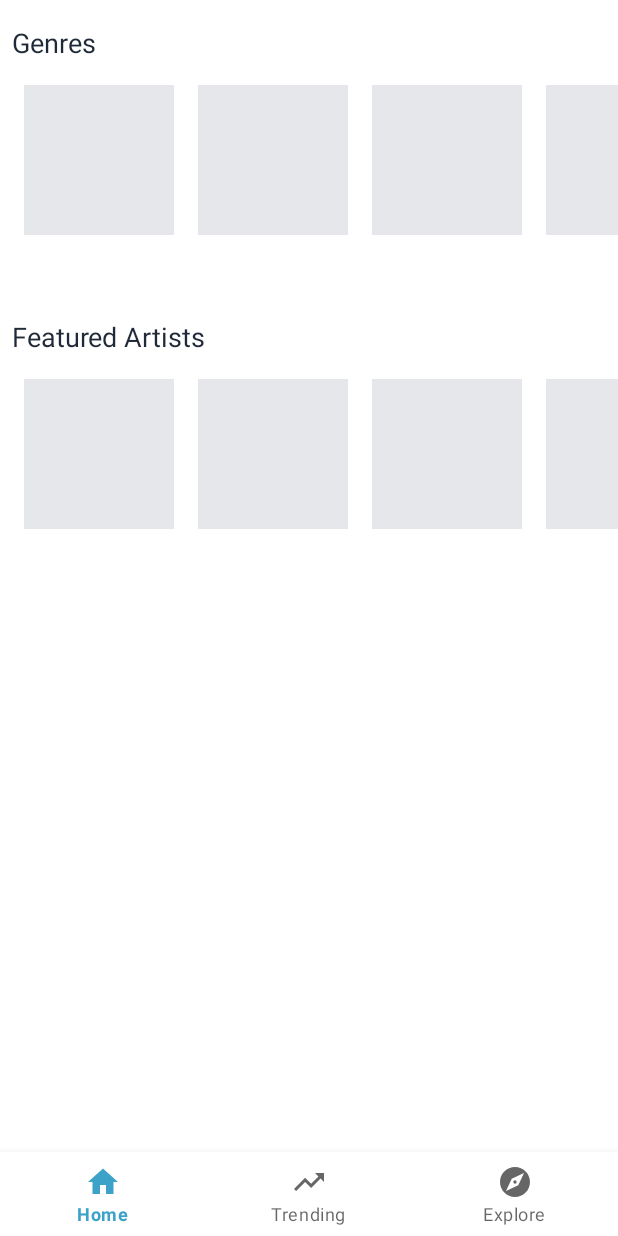
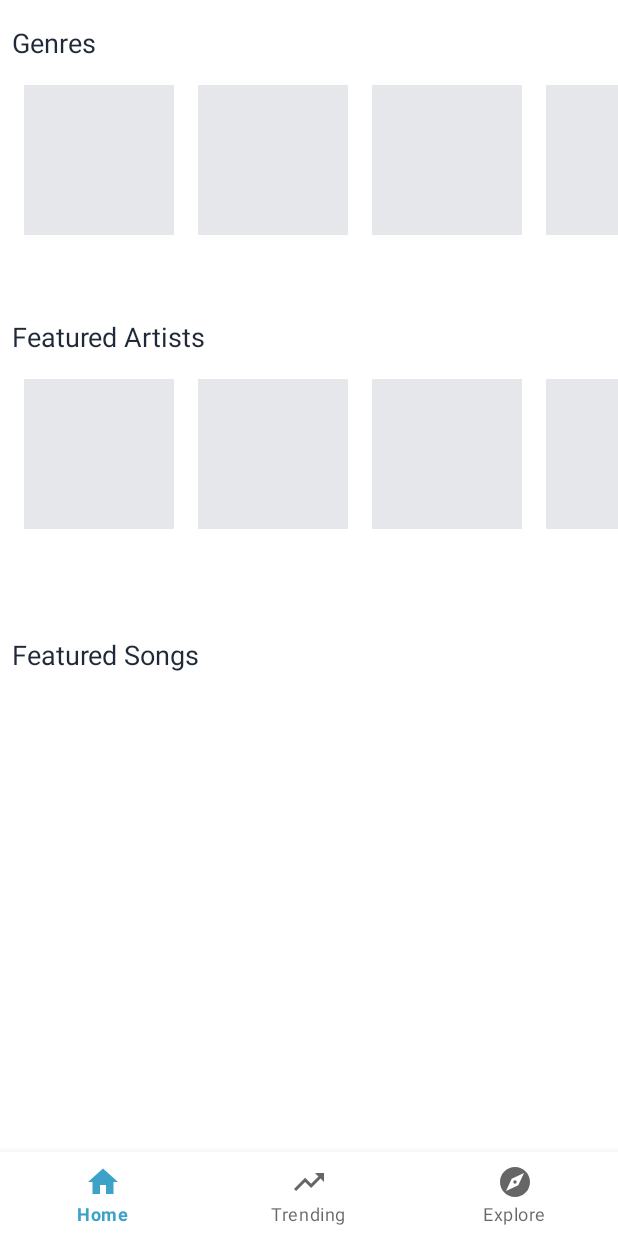
Before and after one commit to bishal5917/GeetSunam, an Android app built with Jetpack Compose: the HomeFragment screen opened directly, with no data from a screen before it, on a phone screen of 412 x 824 dp. Run offline under Robolectric (Android 15) with nearby library versions, the phone set to English and light mode, and no system bars; our stand-ins replace Dagger/Hilt's generated code, Shimmer, data binding, navigation-ui.

Commit message:
pulltorefresh on home screen,featured artists mapped

```diff
--- a/app/src/main/java/com/example/geetsunam/features/presentation/home/HomeFragment.kt
+++ b/app/src/main/java/com/example/geetsunam/features/presentation/home/HomeFragment.kt
@@ -7,8 +7,11 @@ import android.view.View
 import android.view.ViewGroup
 import androidx.recyclerview.widget.LinearLayoutManager
 import androidx.recyclerview.widget.RecyclerView
+import androidx.swiperefreshlayout.widget.SwipeRefreshLayout
 import com.example.geetsunam.R
+import com.example.geetsunam.features.data.models.artist.ArtistResponseModel
 import com.example.geetsunam.features.data.models.genres.GenreResponseModel
+import com.example.geetsunam.features.presentation.home.featured_artists.adapters.FeaturedArtistsAdapter
 import com.example.geetsunam.features.presentation.home.featured_artists.viewmodel.FeaturedArtistsEvent
 import com.example.geetsunam.features.presentation.home.featured_artists.viewmodel.FeaturedArtistsState
 import com.example.geetsunam.features.presentation.home.featured_artists.viewmodel.FeaturedArtistsViewModel
@@ -26,6 +29,7 @@ import javax.inject.Inject
 class HomeFragment : Fragment() {
 
     private val genreAdapter by lazy { GenreAdapter() }
+    private val featuredArtistsAdapter by lazy { FeaturedArtistsAdapter() }
 
     private lateinit var gview: View
 
@@ -44,19 +48,37 @@ class HomeFragment : Fragment() {
         // Inflate the layout for this fragment
         gview = inflater.inflate(R.layout.fragment_home, container, false)
 
+        pullToRefresh()
         requestGenres()
         requestFeaturedArtists()
         setupRecyclerView()
-//        pullToRefresh()
         return gview
     }
 
+    private fun pullToRefresh() {
+        val swipeToRefresh = gview.findViewById<SwipeRefreshLayout>(R.id.srlHome)
+        swipeToRefresh.setOnRefreshListener {
+            genreViewModel.onEvent(GenreEvent.GetGenre(splashViewModel.userIdFlow.value))
+            featuredArtistsViewModel.onEvent(
+                FeaturedArtistsEvent.GetFeaturedArtists(splashViewModel.userIdFlow.value)
+            )
+            swipeToRefresh.isRefreshing = false
+        }
+    }
+
     private fun setupRecyclerView() {
+        //for genres
         val recyclerView = gview.findViewById<RecyclerView>(R.id.rvGenre)
         recyclerView.adapter = genreAdapter
         val layoutManager =
             LinearLayoutManager(requireContext(), LinearLayoutManager.HORIZONTAL, false)
         recyclerView.layoutManager = layoutManager
+        //for featured artists
+        val artistRecView = gview.findViewById<RecyclerView>(R.id.rvFeaturedArtists)
+        artistRecView.adapter = featuredArtistsAdapter
+        val artistRecViewLayoutManager =
+            LinearLayoutManager(requireContext(), LinearLayoutManager.HORIZONTAL, false)
+        artistRecView.layoutManager = artistRecViewLayoutManager
     }
 
     private fun requestGenres() {
@@ -86,8 +108,8 @@ class HomeFragment : Fragment() {
 
     private fun requestFeaturedArtists() {
         //find recyclerview and shimmerview
-        val recyclerView = gview.findViewById<RecyclerView>(R.id.rvGenre)
-        val shimmerView = gview.findViewById<ShimmerFrameLayout>(R.id.shlGenre)
+        val recyclerView = gview.findViewById<RecyclerView>(R.id.rvFeaturedArtists)
+        val shimmerView = gview.findViewById<ShimmerFrameLayout>(R.id.shlFavArtists)
 
         featuredArtistsViewModel.featuredArtistsState.observe(viewLifecycleOwner) { response ->
             if (response.status == FeaturedArtistsState.FeaturedArtistsStatus.IDLE) {
@@ -96,16 +118,20 @@ class HomeFragment : Fragment() {
                 )
             }
             if (response.status == FeaturedArtistsState.FeaturedArtistsStatus.LOADING) {
-//                recyclerView.visibility = View.GONE
-//                shimmerView.visibility = View.VISIBLE
+                recyclerView.visibility = View.GONE
+                shimmerView.visibility = View.VISIBLE
             }
             if (response.status == FeaturedArtistsState.FeaturedArtistsStatus.SUCCESS) {
-//                response.genres?.let { genreAdapter.setData(response.genres.genres as List<GenreResponseModel.Data.Genre>) }
-//                recyclerView.visibility = View.VISIBLE
-//                shimmerView.visibility = View.GONE
+                response.artists?.let {
+                    featuredArtistsAdapter.setData(
+                        response.artists.artists as List<ArtistResponseModel.Data.Artist>
+                    )
+                }
+                recyclerView.visibility = View.VISIBLE
+                shimmerView.visibility = View.GONE
             }
             if (response.status == FeaturedArtistsState.FeaturedArtistsStatus.FAILED) {
-//                recyclerView.visibility = View.GONE
+                recyclerView.visibility = View.GONE
                 CustomToast.showToast(context = requireContext(), "${response.message}")
             }
         }
--- a/app/src/main/java/com/example/geetsunam/features/presentation/home/genres/adapters/GenreAdapter.kt
+++ b/app/src/main/java/com/example/geetsunam/features/presentation/home/genres/adapters/GenreAdapter.kt
@@ -41,8 +41,8 @@ class GenreAdapter : RecyclerView.Adapter<GenreAdapter.MyViewHolder>() {
     }
 
     fun setData(newData: List<GenreResponseModel.Data.Genre>) {
-        val recipesDiffUtil = GenreDiffUtil(genre, newData)
-        val diffUtilResult = DiffUtil.calculateDiff(recipesDiffUtil)
+        val genreDiffUtil = GenreDiffUtil(genre, newData)
+        val diffUtilResult = DiffUtil.calculateDiff(genreDiffUtil)
         genre = newData
         diffUtilResult.dispatchUpdatesTo(this)
     }
--- a/app/src/main/res/layout/fav_artists_card.xml
+++ b/app/src/main/res/layout/fav_artists_card.xml
@@ -10,8 +10,8 @@
     </data>
 
     <androidx.constraintlayout.widget.ConstraintLayout
-        android:layout_width="match_parent"
-        android:layout_height="match_parent">
+        android:layout_width="wrap_content"
+        android:layout_height="wrap_content">
 
         <com.google.android.material.imageview.ShapeableImageView
             android:id="@+id/ivFavArtists"
--- a/app/src/main/res/layout/fragment_home.xml
+++ b/app/src/main/res/layout/fragment_home.xml
@@ -1,11 +1,15 @@
 <?xml version="1.0" encoding="utf-8"?>
-<androidx.constraintlayout.widget.ConstraintLayout xmlns:android="http://schemas.android.com/apk/res/android"
+<androidx.swiperefreshlayout.widget.SwipeRefreshLayout xmlns:android="http://schemas.android.com/apk/res/android"
     xmlns:app="http://schemas.android.com/apk/res-auto"
     xmlns:tools="http://schemas.android.com/tools"
-    android:id="@+id/frameLayout"
+    android:id="@+id/srlHome"
     android:layout_width="match_parent"
     android:layout_height="match_parent"
     tools:context=".features.presentation.home.HomeFragment">
+
+    <androidx.constraintlayout.widget.ConstraintLayout
+        android:layout_width="match_parent"
+        android:layout_height="match_parent">
 
         <TextView
             android:id="@+id/tvGenres"
@@ -107,4 +111,32 @@
             app:layout_constraintEnd_toEndOf="parent"
             app:layout_constraintStart_toStartOf="parent"
             app:layout_constraintTop_toBottomOf="@+id/tvFeaturedArtists" />
+
+        <TextView
+            android:id="@+id/tvFeaturedSongs"
+            android:layout_width="0dp"
+            android:layout_height="wrap_content"
+            android:layout_marginStart="8dp"
+            android:layout_marginTop="424dp"
+            android:layout_marginEnd="8dp"
+            android:text="@string/featured_songs"
+            android:textColor="@color/neutral_800"
+            android:textSize="18sp"
+            app:layout_constraintEnd_toEndOf="parent"
+            app:layout_constraintHorizontal_bias="0.0"
+            app:layout_constraintStart_toStartOf="parent"
+            app:layout_constraintTop_toTopOf="parent" />
+
+        <androidx.recyclerview.widget.RecyclerView
+            android:id="@+id/rvFeaturedSongs"
+            android:layout_width="0dp"
+            android:layout_height="wrap_content"
+            android:layout_marginStart="8dp"
+            android:layout_marginTop="8dp"
+            android:layout_marginEnd="8dp"
+            app:layout_constraintEnd_toEndOf="parent"
+            app:layout_constraintStart_toStartOf="parent"
+            app:layout_constraintTop_toBottomOf="@+id/tvFeaturedSongs" />
+
     </androidx.constraintlayout.widget.ConstraintLayout>
+</androidx.swiperefreshlayout.widget.SwipeRefreshLayout>
--- a/app/src/main/res/values/strings.xml
+++ b/app/src/main/res/values/strings.xml
@@ -14,4 +14,5 @@
     <string name="log_in">Log in</string>
     <string name="requesting_please_wait">Requesting , Please wait ...</string>
     <string name="featured_artists">Featured Artists</string>
+    <string name="featured_songs">Featured Songs</string>
 </resources>
```
Also changed, not shown: app/src/main/java/com/example/geetsunam/features/presentation/home/featured_artists/adapters/FeaturedArtistsAdapter.kt (added, +49 -0 lines), app/src/main/java/com/example/geetsunam/features/presentation/home/featured_artists/adapters/FeaturedArtistsDiffUtil.kt (added, +39 -0 lines). Lines whose indentation alone changed are shown as unchanged.
